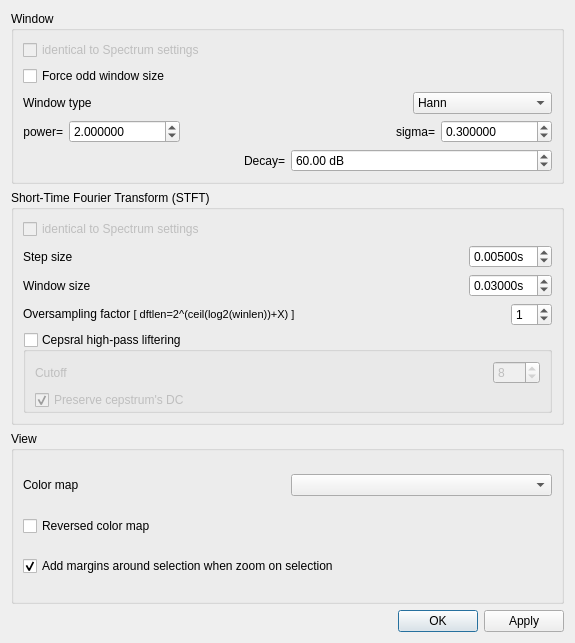
gillesdegottex/dfasma, file src/gvspectrogramwdialogsettings.ui: the form before one commit.
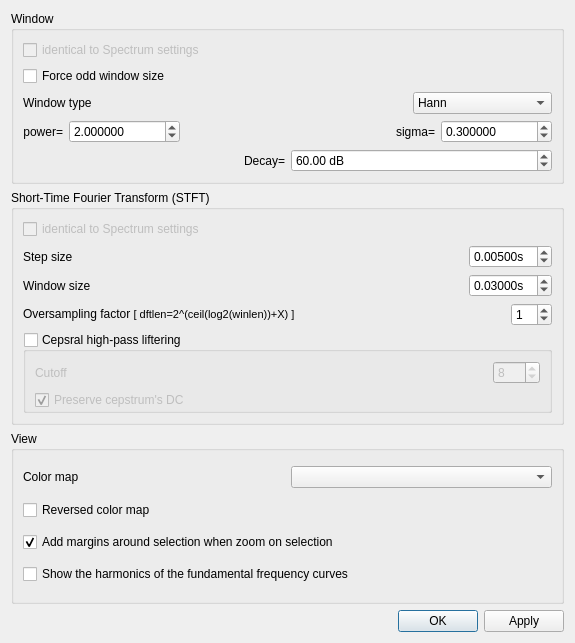
The form after the commit.

What changed in the file:
```diff
--- a/src/gvspectrogramwdialogsettings.ui
+++ b/src/gvspectrogramwdialogsettings.ui
@@ -460,6 +460,13 @@
         </property>
        </widget>
       </item>
+      <item>
+       <widget class="QCheckBox" name="cbF0ShowHarmonics">
+        <property name="text">
+         <string>Show the harmonics of the fundamental frequency curves</string>
+        </property>
+       </widget>
+      </item>
      </layout>
     </widget>
    </item>
```
